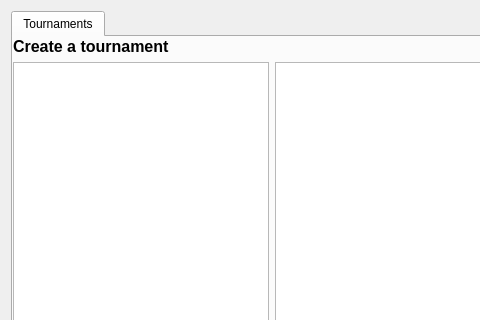
Above: src/_res/tournaments/tournaments.ui from FAForever/client before the change; both pictures show x 0 to 480 and y 0 to 320 of the 745 by 662 pixel window. Below: the same form after it.
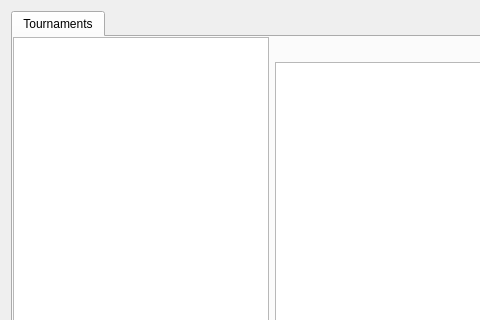
That is the form after the change.

Commit message: Slightly bigger scrollbars width.

Patch:
```diff
--- a/src/_res/tournaments/tournaments.ui
+++ b/src/_res/tournaments/tournaments.ui
@@ -45,24 +45,6 @@
           <property name="margin">
            <number>0</number>
           </property>
-          <item>
-           <widget class="QLabel" name="labelHostTournament">
-            <property name="font">
-             <font>
-              <family>Segoe UI</family>
-              <pointsize>12</pointsize>
-              <weight>75</weight>
-              <bold>true</bold>
-             </font>
-            </property>
-            <property name="text">
-             <string>Create a tournament</string>
-            </property>
-            <property name="alignment">
-             <set>Qt::AlignLeading|Qt::AlignLeft|Qt::AlignVCenter</set>
-            </property>
-           </widget>
-          </item>
           <item>
            <widget class="QListWidget" name="tourneyTypeList">
             <property name="sizePolicy">
```
The commit also changes 1 other file.
